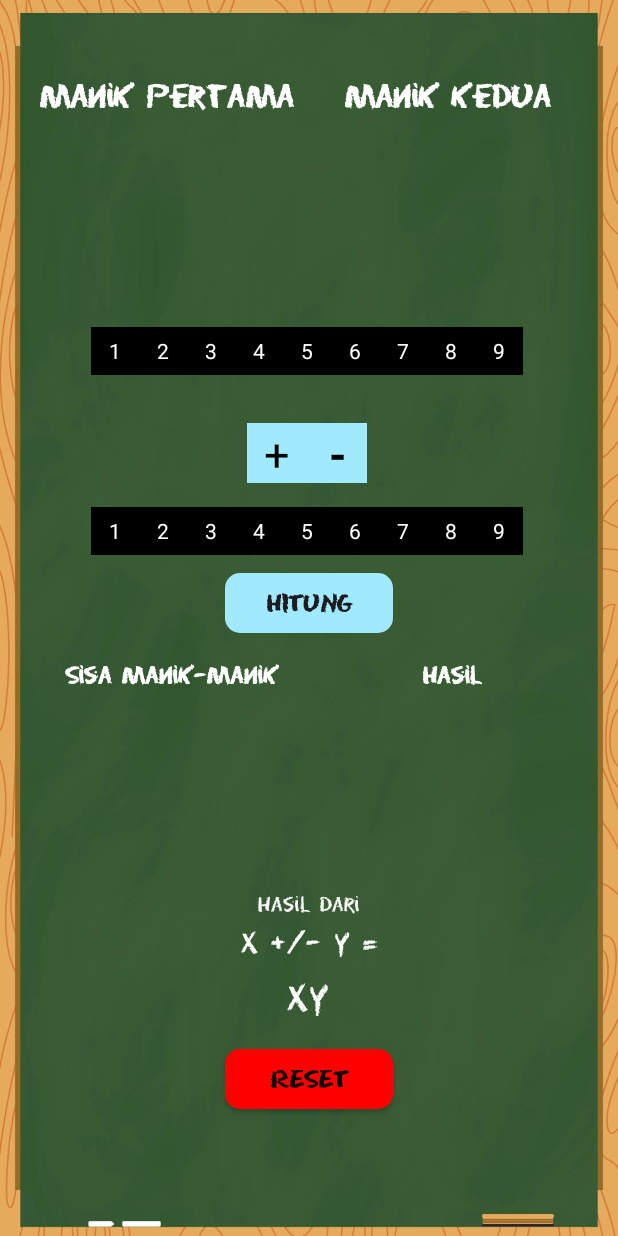
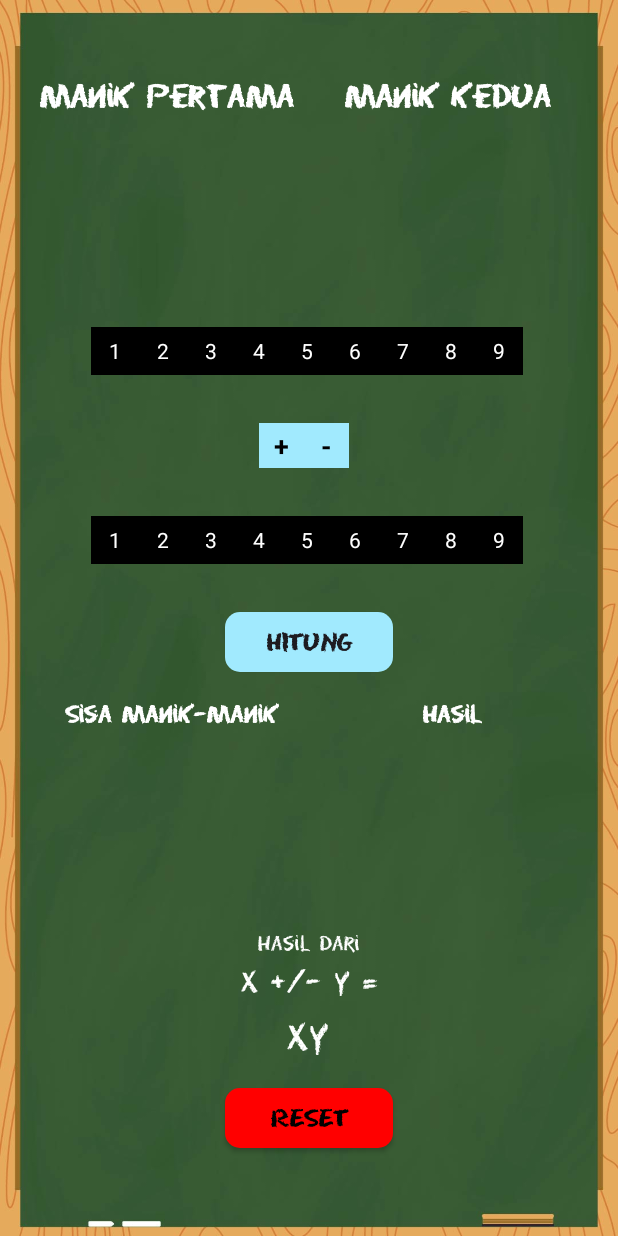
Before and after one commit to Boy-Brahmanda03/LearningApps, an Android app: the MainActivity screen opened directly, with no data from a screen before it, on a phone screen of 412 x 824 dp. Run offline under Robolectric (Android 15) with nearby library versions, the phone set to English and light mode, and no system bars.

Commit message:
Update activity_main.xml

```diff
--- a/app/src/main/res/layout/activity_main.xml
+++ b/app/src/main/res/layout/activity_main.xml
@@ -140,6 +140,7 @@
         android:id="@+id/iv_second_number_7"
         android:layout_width="32dp"
         android:layout_height="32dp"
+
         android:textColor="@color/white"
         android:background="@color/black"
         android:gravity="center"
@@ -230,7 +231,7 @@
         android:id="@+id/iv_second_number_5"
         android:layout_width="32dp"
         android:layout_height="32dp"
-        android:layout_marginTop="16dp"
+        android:layout_marginTop="32sp"
         android:textColor="@color/white"
         android:background="@color/black"
         android:gravity="center"
@@ -294,27 +295,29 @@
 
     <TextView
         android:id="@+id/iv_add"
-        android:layout_width="40dp"
-        android:layout_height="40dp"
-        android:layout_marginStart="104dp"
-        android:layout_marginTop="32dp"
+        android:layout_width="30dp"
+        android:layout_height="30dp"
+        android:layout_marginVertical="32dp"
+        android:layout_marginStart="112dp"
+        android:layout_marginTop="36dp"
         android:background="@drawable/bg_text_view_enable"
         android:gravity="center"
         android:text="@string/add"
         android:textColor="@color/black"
-        android:textSize="30sp"
+        android:textSize="18sp"
+        android:textStyle="bold"
         app:layout_constraintStart_toStartOf="@+id/iv_number_1"
         app:layout_constraintTop_toBottomOf="@+id/iv_number_5" />
 
     <TextView
         android:id="@+id/iv_minus"
-        android:layout_width="40dp"
-        android:layout_height="40dp"
+        android:layout_width="30dp"
+        android:layout_height="30dp"
         android:background="@drawable/bg_text_view_enable"
         android:gravity="center"
         android:text="@string/minus"
         android:textColor="@color/black"
-        android:textSize="30sp"
+        android:textSize="18sp"
         android:textStyle="bold"
         app:layout_constraintBottom_toBottomOf="@+id/iv_add"
         app:layout_constraintStart_toEndOf="@+id/iv_add"
@@ -327,7 +330,7 @@
         android:backgroundTint="@color/bluesky"
         android:layout_width="112dp"
         android:layout_height="40dp"
-        android:layout_marginTop="12dp"
+        android:layout_marginTop="32dp"
         android:textStyle="bold"
         android:textSize="18sp"
         android:fontFamily="@font/eraserdust"
```
